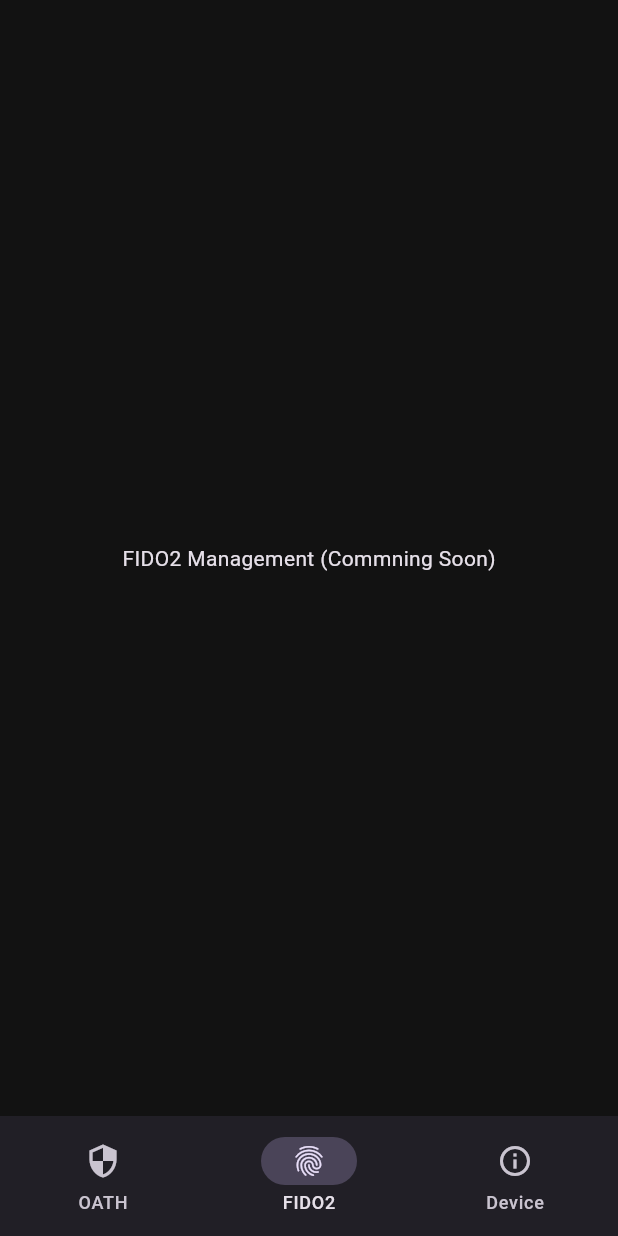
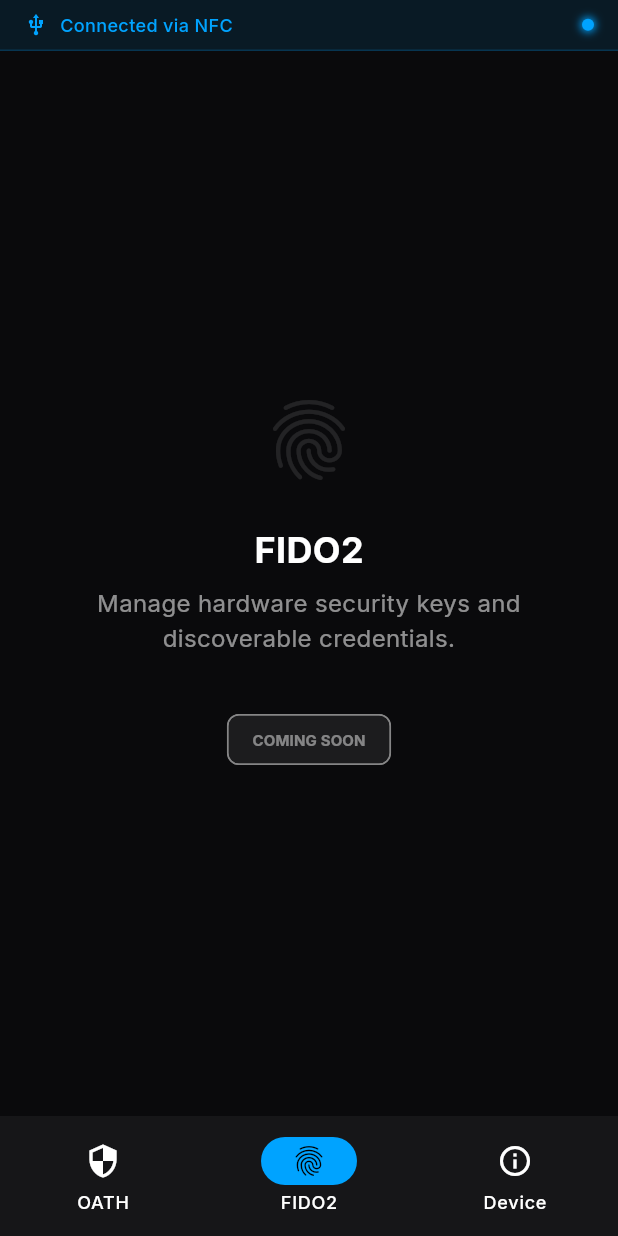
Before and after one commit to zequinha-taveira/OpenToken, a Flutter app: the screen it shows after launch, item 2 of the bottom bar chosen, on a phone screen of 412 x 824 dp. Run offline on Flutter 3.47's test engine with Material 3 defaults, Android fonts, the phone set to English and light mode, and no system bars; our stand-ins replace google_fonts; missing offline and left inert: flutter_nfc_kit.

Commit message:
feat: Initialize new Flutter application with core dependencies and basic UI components.

```diff
--- a/opentoken_app/lib/main.dart
+++ b/opentoken_app/lib/main.dart
@@ -1,8 +1,13 @@
 import 'dart:io';
 import 'package:flutter/material.dart';
+import 'package:google_fonts/google_fonts.dart';
 import 'package:opentoken_dart/opentoken_service.dart';
 import 'package:opentoken_dart/transports/transport_nfc.dart';
 import 'package:opentoken_dart/transports/transport_usb.dart';
+import 'dart:async';
+
+import 'widgets/premium_card.dart';
+import 'widgets/device_status.dart';
 
 void main() {
   runApp(const OpenTokenApp());
@@ -15,10 +20,17 @@ class OpenTokenApp extends StatelessWidget {
   Widget build(BuildContext context) {
     return MaterialApp(
       title: 'OpenToken Sovereign',
+      debugShowCheckedModeBanner: false,
       theme: ThemeData(
         brightness: Brightness.dark,
-        primaryColor: const Color(0xFF007ACC),
-        scaffoldBackgroundColor: const Color(0xFF121212),
+        primaryColor: const Color(0xFF00A3FF),
+        scaffoldBackgroundColor: const Color(0xFF0A0A0C),
+        colorScheme: const ColorScheme.dark(
+          primary: Color(0xFF00A3FF),
+          secondary: Color(0xFF00A3FF),
+          surface: Color(0xFF161618),
+        ),
+        textTheme: GoogleFonts.interTextTheme(ThemeData.dark().textTheme),
         useMaterial3: true,
       ),
       home: const MainNavigation(),
@@ -37,15 +49,23 @@ class _MainNavigationState extends State<MainNavigation> {
   int _selectedIndex = 0;
   late OpenTokenSharedService _service;
   bool _isConnected = false;
+  String _transportName = "Unknown";
 
   @override
   void initState() {
     super.initState();
-    // Select transport based on platform
-    final transport = (Platform.isAndroid || Platform.isIOS)
-        ? NfcTransport()
-        : UsbTransport();
+    _initializeService();
+  }
+
+  void _initializeService() {
+    // Select transport based on platform (simple logic for now)
+    final bool isMobile = Platform.isAndroid || Platform.isIOS;
+    final transport = isMobile ? NfcTransport() : UsbTransport();
+    _transportName = isMobile ? "NFC" : "USB";
     _service = OpenTokenSharedService(transport);
+
+    // Simulate connection for demo if needed, or real check
+    setState(() => _isConnected = true);
   }
 
   @override
@@ -53,27 +73,50 @@ class _MainNavigationState extends State<MainNavigation> {
     final bool isDesktop = MediaQuery.of(context).size.width > 600;
 
     return Scaffold(
-      body: Row(
+      body: SafeArea(
+        child: Column(
+          children: [
+            DeviceStatusBanner(
+              isConnected: _isConnected,
+              transportName: _transportName,
+            ),
+            Expanded(
+              child: Row(
                 children: [
                   if (isDesktop)
                     NavigationRail(
+                      backgroundColor: const Color(0xFF0A0A0C),
                       selectedIndex: _selectedIndex,
                       onDestinationSelected: (idx) =>
                           setState(() => _selectedIndex = idx),
                       labelType: NavigationRailLabelType.all,
+                      selectedLabelTextStyle: GoogleFonts.inter(
+                        color: const Color(0xFF00A3FF),
+                        fontWeight: FontWeight.bold,
+                      ),
                       destinations: const [
                         NavigationRailDestination(
-                    icon: Icon(Icons.security), label: Text('OATH')),
+                            icon: Icon(Icons.security_outlined),
+                            selectedIcon: Icon(Icons.security, color: Color(0xFF00A3FF)),
+                            label: Text('OATH')),
                         NavigationRailDestination(
-                    icon: Icon(Icons.fingerprint), label: Text('FIDO2')),
+                            icon: Icon(Icons.fingerprint_outlined),
+                            selectedIcon: Icon(Icons.fingerprint, color: Color(0xFF00A3FF)),
+                            label: Text('FIDO2')),
                         NavigationRailDestination(
-                    icon: Icon(Icons.info_outline), label: Text('Device')),
+                            icon: Icon(Icons.settings_outlined),
+                            selectedIcon: Icon(Icons.settings, color: Color(0xFF00A3FF)),
+                            label: Text('Settings')),
                       ],
                     ),
                   Expanded(
                     child: _buildCurrentPage(),
                   ),
                 ],
+              ),
+            ),
+          ],
+        ),
       ),
       bottomNavigationBar: isDesktop
           ? null
@@ -98,34 +141,186 @@ class _MainNavigationState extends State<MainNavigation> {
       case 0:
         return _OathView(service: _service);
       case 1:
-        return const Center(child: Text("FIDO2 Management (Commning Soon)"));
+        return _PlaceholderView(
+          title: "FIDO2",
+          subtitle: "Manage hardware security keys and discoverable credentials.",
+          icon: Icons.fingerprint,
+        );
       case 2:
-        return const Center(child: Text("Device Info: OpenToken RP2350"));
+        return _PlaceholderView(
+          title: "Settings",
+          subtitle: "Configure your OpenToken device and application preferences.",
+          icon: Icons.settings,
+        );
       default:
         return Container();
     }
   }
 }
 
-class _OathView extends StatelessWidget {
-  final OpenTokenSharedService service;
-  const _OathView({required this.service});
+class _PlaceholderView extends StatelessWidget {
+  final String title;
+  final String subtitle;
+  final IconData icon;
+
+  const _PlaceholderView({
+    required this.title,
+    required this.subtitle,
+    required this.icon,
+  });
 
   @override
   Widget build(BuildContext context) {
-    return Scaffold(
-      appBar: AppBar(title: const Text("OATH Credentials")),
-      body: ListView.builder(
-        itemCount: 2,
-        itemBuilder: (ctx, idx) => Card(
-          margin: const EdgeInsets.symmetric(horizontal: 16, vertical: 8),
-          child: ListTile(
-            title: Text(idx == 0 ? "GitHub:user" : "Google:user"),
-            trailing: const Text("123 456",
-                style: TextStyle(fontSize: 20, fontWeight: FontWeight.bold)),
+    return Center(
+      child: Padding(
+        padding: const EdgeInsets.all(32.0),
+        child: Column(
+          mainAxisAlignment: MainAxisAlignment.center,
+          children: [
+            Icon(icon, size: 64, color: Colors.white10),
+            const SizedBox(height: 24),
+            Text(
+              title,
+              style: GoogleFonts.inter(
+                fontSize: 24,
+                fontWeight: FontWeight.bold,
+                color: Colors.white,
               ),
+            ),
+            const SizedBox(height: 8),
+            Text(
+              subtitle,
+              textAlign: TextAlign.center,
+              style: GoogleFonts.inter(
+                fontSize: 16,
+                color: Colors.white54,
+              ),
+            ),
+            const SizedBox(height: 32),
+            Opacity(
+              opacity: 0.5,
+              child: Chip(
+                label: Text("COMING SOON", style: GoogleFonts.inter(fontSize: 10, fontWeight: FontWeight.bold)),
+                backgroundColor: Colors.white10,
+              ),
+            ),
+          ],
         ),
       ),
     );
   }
 }
+
+class _OathView extends StatefulWidget {
+  final OpenTokenSharedService service;
+  const _OathView({required this.service});
+
+  @override
+  State<_OathView> createState() => _OathViewState();
+}
+
+class _OathViewState extends State<_OathView> {
+  List<Map<String, String>> _accounts = [];
+  Map<String, String> _codes = {};
+  double _progress = 1.0;
+  Timer? _timer;
+
+  @override
+  void initState() {
+    super.initState();
+    _loadAccounts();
+    _startTimer();
+  }
+
+  @override
+  void dispose() {
+    _timer?.cancel();
+    super.dispose();
+  }
+
+  void _startTimer() {
+    _timer = Timer.periodic(const Duration(seconds: 1), (timer) {
+      final now = DateTime.now().second;
+      setState(() {
+        _progress = 1.0 - ((now % 30) / 30.0);
+      });
+      if (now % 30 == 0) {
+        _refreshCodes();
+      }
+    });
+  }
+
+  Future<void> _loadAccounts() async {
+    // In a real scenario, we'd select the applet first
+    // await widget.service.selectOathApplet();
+    // final accounts = await widget.service.listOathAccounts();
+
+    // Mock data for WOW factor if no device is connected
+    final accounts = [
+      {"name": "GitHub:zequinha", "type": "TOTP"},
+      {"name": "Google:ze@work", "type": "TOTP"},
+      {"name": "AWS:prod-admin", "type": "TOTP"},
+    ];
+
+    setState(() {
+      _accounts = accounts;
+      // Initialize with dummy codes
+      for (var acc in accounts) {
+        _codes[acc["name"]!] = "******";
+      }
+    });
+
+    _refreshCodes();
+  }
+
+  Future<void> _refreshCodes() async {
+    for (var acc in _accounts) {
+      // String? code = await widget.service.calculateCode(acc["name"]!);
+      // Use mock code for now to ensure UI looks great
+      final mockCode = (100000 + (DateTime.now().millisecondsSinceEpoch % 900000)).toString();
+      setState(() {
+        _codes[acc["name"]!] = mockCode;
+      });
+    }
+  }
+
+  @override
+  Widget build(BuildContext context) {
+    return Scaffold(
+      backgroundColor: Colors.transparent,
+      appBar: AppBar(
+        backgroundColor: Colors.transparent,
+        elevation: 0,
+        title: Text(
+          "Sovereign OATH",
+          style: GoogleFonts.inter(fontWeight: FontWeight.bold),
+        ),
+        actions: [
+          IconButton(
+            icon: const Icon(Icons.add_circle_outline),
+            onPressed: () {},
+          ),
+        ],
+      ),
+      body: ListView.builder(
+        itemCount: _accounts.length,
+        padding: const EdgeInsets.only(top: 8, bottom: 24),
+        itemBuilder: (ctx, idx) {
+          final account = _accounts[idx];
+          final name = account["name"]!;
+          final parts = name.split(':');
+
+          return PremiumCard(
+            title: parts.length > 1 ? parts[1] : name,
+            subtitle: parts[0],
+            code: _codes[name] ?? "000000",
+            progress: _progress,
+            onTap: () {
+              // Copy to clipboard or show details
+            },
+          );
+        },
+      ),
+    );
+  }
+}
--- /dev/null
+++ b/opentoken_app/lib/widgets/device_status.dart
@@ -0,0 +1,69 @@
+import 'package:flutter/material.dart';
+import 'package:google_fonts/google_fonts.dart';
+
+class DeviceStatusBanner extends StatelessWidget {
+  final bool isConnected;
+  final String transportName;
+
+  const DeviceStatusBanner({
+    super.key,
+    required this.isConnected,
+    required this.transportName,
+  });
+
+  @override
+  Widget build(BuildContext context) {
+    return Container(
+      padding: const EdgeInsets.symmetric(horizontal: 16, vertical: 8),
+      decoration: BoxDecoration(
+        color: isConnected
+            ? const Color(0xFF00A3FF).withOpacity(0.1)
+            : Colors.redAccent.withOpacity(0.1),
+        border: Border(
+          bottom: BorderSide(
+            color: isConnected
+                ? const Color(0xFF00A3FF).withOpacity(0.2)
+                : Colors.redAccent.withOpacity(0.2),
+          ),
+        ),
+      ),
+      child: Row(
+        children: [
+          Icon(
+            isConnected ? Icons.usb : Icons.usb_off,
+            size: 16,
+            color: isConnected ? const Color(0xFF00A3FF) : Colors.redAccent,
+          ),
+          const SizedBox(width: 8),
+          Text(
+            isConnected
+                ? 'Connected via $transportName'
+                : 'Device Disconnected',
+            style: GoogleFonts.inter(
+              fontSize: 12,
+              fontWeight: FontWeight.w500,
+              color: isConnected ? const Color(0xFF00A3FF) : Colors.redAccent,
+            ),
+          ),
+          const Spacer(),
+          if (isConnected)
+            Container(
+              width: 8,
+              height: 8,
+              decoration: const BoxDecoration(
+                color: Color(0xFF00A3FF),
+                shape: BoxShape.circle,
+                boxShadow: [
+                  BoxShadow(
+                    color: Color(0xFF00A3FF),
+                    blurRadius: 4,
+                    spreadRadius: 1,
+                  ),
+                ],
+              ),
+            ),
+        ],
+      ),
+    );
+  }
+}
--- a/opentoken_app/pubspec.yaml
+++ b/opentoken_app/pubspec.yaml
@@ -12,6 +12,8 @@ dependencies:
   flutter_nfc_kit: ^3.4.2
   provider: ^6.0.5
   crypto: ^3.0.3
+  google_fonts: ^6.1.0
+  flutter_blurhash: ^0.8.2
   opentoken_dart:
     path: c:/OpenToken/libraries/opentoken-dart
 
```
Also changed, not shown: opentoken_app/lib/widgets/premium_card.dart (added, +127 -0 lines), opentoken_app/pubspec.lock, 4 other files. Lines whose indentation alone changed are shown as unchanged.
